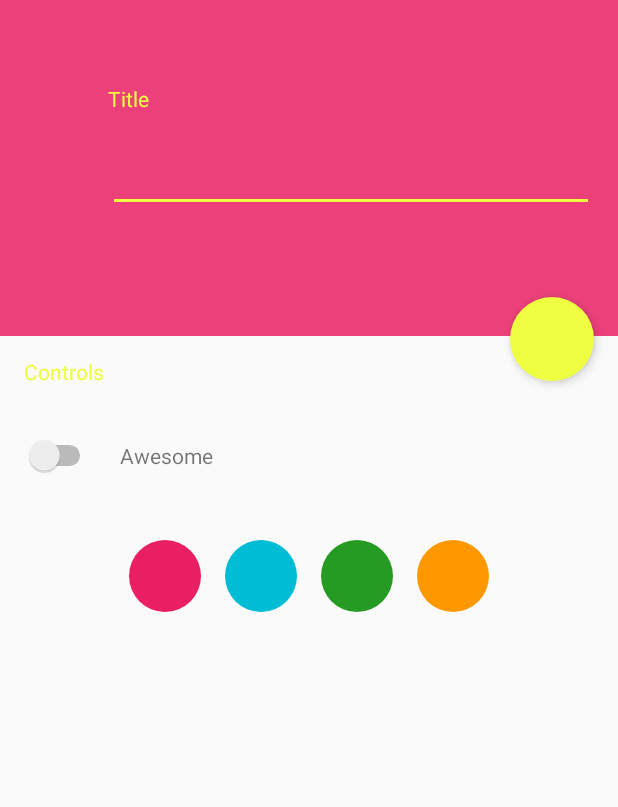
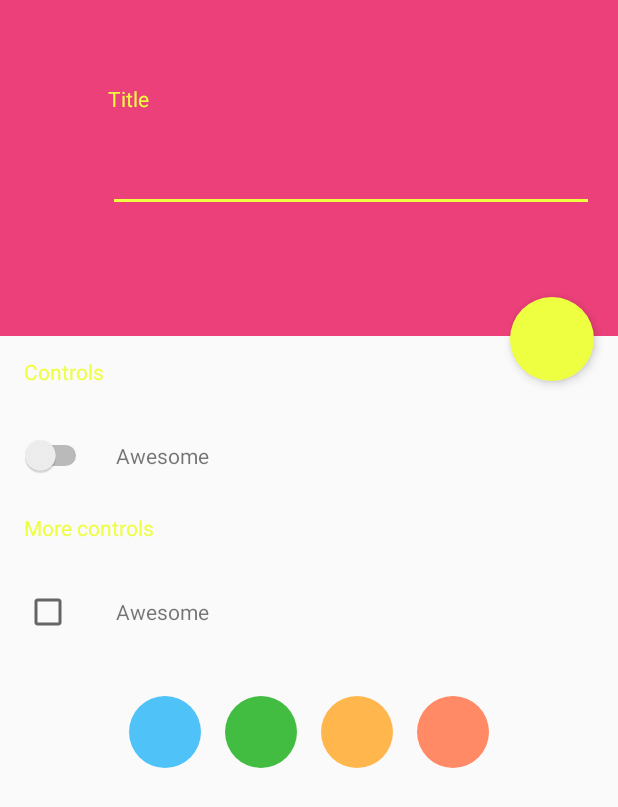
Before and after one commit to saulmm/Android-Material-Examples, an Android app: the screen it shows after launch (ColorActivity), after a tap on an icon or button, on a phone screen of 412 x 824 dp. Shown: the top 807 px of the screen. Run offline under Robolectric (Android 15) with nearby library versions, the phone set to English and light mode, and no system bars.

```diff
--- a/app/src/main/java/com/saulmm/material/Utils.java
+++ b/app/src/main/java/com/saulmm/material/Utils.java
@@ -1,11 +1,15 @@
 package com.saulmm.material;
 
+import android.animation.Animator;
+import android.animation.AnimatorListenerAdapter;
 import android.content.Context;
+import android.content.SharedPreferences;
 import android.graphics.Outline;
 import android.transition.Explode;
 import android.transition.Fade;
 import android.transition.Slide;
 import android.view.View;
+import android.view.ViewAnimationUtils;
 import android.view.Window;
 import android.view.animation.PathInterpolator;
 
@@ -38,4 +42,44 @@ public class Utils {
         }
         return result;
     }
+
+
+    public static void hideRevealEffect (final View v, int centerX, int centerY, int initialRadius) {
+
+        v.setVisibility(View.VISIBLE);
+
+        // create the animation (the final radius is zero)
+        Animator anim = ViewAnimationUtils.createCircularReveal(
+                v, centerX, centerY, initialRadius, 0);
+
+        anim.setDuration(350);
+
+        // make the view invisible when the animation is done
+        anim.addListener(new AnimatorListenerAdapter() {
+            @Override
+            public void onAnimationEnd(Animator animation) {
+                super.onAnimationEnd(animation);
+                v.setVisibility(View.INVISIBLE);
+            }
+        });
+
+        anim.start();
+    }
+
+    public static void showRevealEFfect (final View v, int centerX, int centerY, Animator.AnimatorListener lis) {
+
+        v.setVisibility(View.VISIBLE);
+
+        int height = v.getHeight();
+
+        Animator anim = ViewAnimationUtils.createCircularReveal(
+                v, centerX, centerY, 0, height);
+
+        anim.setDuration(350);
+
+        anim.addListener(lis);
+        anim.start();
+    }
+
+
 }
--- a/app/src/main/java/com/saulmm/material/activities/ColorActivity.java
+++ b/app/src/main/java/com/saulmm/material/activities/ColorActivity.java
@@ -16,6 +16,7 @@ import android.util.Pair;
 import android.util.TypedValue;
 import android.view.View;
 import android.view.ViewAnimationUtils;
+import android.widget.CheckBox;
 import android.widget.CompoundButton;
 import android.widget.Switch;
 
@@ -26,8 +27,6 @@ public class ColorActivity extends Activity {
 
     private SharedPreferences sharedpreferences;
     private View revealView;
-    private View circleHolder;
-    private View fabButton;
 
     @Override
     protected void onCreate(final Bundle savedInstanceState) {
@@ -36,37 +35,32 @@ public class ColorActivity extends Activity {
 
         // Set the saved theme
         sharedpreferences = getSharedPreferences("test", Context.MODE_PRIVATE);
-//        sharedpreferences.edit().clear().apply();
         setTheme(sharedpreferences.getInt("theme", R.style.AppTheme));
 
         setContentView(R.layout.activity_color);
 
         // Views
         Switch themeSwitch = (Switch) findViewById(R.id.theme_switch);
-        themeSwitch.setChecked(sharedpreferences.getBoolean("switch", false));
+        themeSwitch.setChecked(sharedpreferences.getBoolean(themeSwitch.getId()+"", false));
+        themeSwitch.setOnCheckedChangeListener(checkedListener);
+
+        CheckBox themeCheck = (CheckBox) findViewById(R.id.theme_check);
+        themeCheck.setChecked(sharedpreferences.getBoolean(themeCheck.getId()+"", false));
+        themeCheck.setOnCheckedChangeListener(checkedListener);
+
         revealView = findViewById(R.id.reveal_view);
-        fabButton = findViewById(R.id.fab_button);
-        circleHolder = findViewById(R.id.circle_holder);
 
-        themeSwitch.setOnCheckedChangeListener(new CompoundButton.OnCheckedChangeListener() {
-            @Override
-            public void onCheckedChanged(CompoundButton buttonView, boolean isChecked) {
-
-            // Save the state of the switch
-            SharedPreferences.Editor ed = sharedpreferences.edit();
-            ed.putInt("theme", (isChecked) ? R.style.Base_Theme_AppCompat : R.style.Base_Theme_AppCompat_Light);
-            ed.putBoolean("switch", isChecked);
-            ed.apply();
-            }
-        });
-
-        // Show the unreveal effect
+        // Show the unReveal effect
         final int cx = sharedpreferences.getInt("x", 0);
         final int cy = sharedpreferences.getInt("y", 0);
 
+        startHideRevealEffect(cx, cy);
+    }
+
+    private void startHideRevealEffect(final int cx, final int cy) {
+
         if (cx != 0 && cy != 0) {
-
-            // Show the unreveal effect when the view is attached to the window
+            // Show the unReveal effect when the view is attached to the window
             revealView.addOnAttachStateChangeListener(new View.OnAttachStateChangeListener() {
                 @Override
                 public void onViewAttachedToWindow(View v) {
@@ -76,80 +70,29 @@ public class ColorActivity extends Activity {
                     getTheme().resolveAttribute(android.R.attr.colorPrimary, outValue, true);
                     revealView.setBackgroundColor(outValue.data);
 
-                    hideRevealEffect(cx, cy);
+                    Utils.hideRevealEffect(revealView, cx, cy, 1920);
                 }
 
                 @Override
                 public void onViewDetachedFromWindow(View v) {}
             });
         }
-
-    }
-
-    public void showRevealEffect(View v, int primaryColor) {
-        revealView.setVisibility(View.VISIBLE);
-
-        int [] location = new int[2];
-        revealView.setBackgroundColor(primaryColor);
-        v.getLocationOnScreen(location);
-
-        int cx = (location[0] + (v.getWidth() / 2));
-        int cy = location[1] + (Utils.getStatusBarHeight(this) / 2);
-
-
-        SharedPreferences.Editor ed = sharedpreferences.edit();
-        ed.putInt("x", cx);
-        ed.putInt("y", cy);
-        ed.apply();
-
-        int height = revealView.getHeight();
-
-        Animator anim = ViewAnimationUtils.createCircularReveal(
-                revealView, cx, cy, 0, height);
-
-
-        anim.addListener(revealAnimationListener);
-                anim.start();
-
-        hideNavigationStatus();
     }
 
 
-    public void hideRevealEffect (int x, int y) {
+    private void hideNavigationStatus() {
 
-        revealView.setVisibility(View.VISIBLE);
-        int initialRadius = 1920;
-
-        // create the animation (the final radius is zero)
-        Animator anim = ViewAnimationUtils.createCircularReveal(
-                revealView, x, y, 1080, 0);
-
-        Log.d("WTF", "X: "+x+" Y: "+y+" - "+initialRadius);
-
-        // make the view invisible when the animation is done
-        anim.addListener(new AnimatorListenerAdapter() {
-            @Override
-            public void onAnimationEnd(Animator animation) {
-            super.onAnimationEnd(animation);
-            revealView.setVisibility(View.INVISIBLE);
-            }
-        });
-
-        anim.start();
-    }
-
-    private void hideNavigationStatus() {
         View decorView = getWindow().getDecorView();
 
         int uiOptions = View.SYSTEM_UI_FLAG_HIDE_NAVIGATION;
         decorView.setSystemUiVisibility(uiOptions);
     }
 
+
     Animator.AnimatorListener revealAnimationListener = new Animator.AnimatorListener() {
+
         @Override
-        public void onAnimationStart(Animator animation) {
-
-        }
+        public void onAnimationStart(Animator animation) {}
 
         @Override
         public void onAnimationEnd(Animator animation) {
@@ -159,28 +102,22 @@ public class ColorActivity extends Activity {
             startActivity(i);
             overridePendingTransition(0, 0);
             finish();
-
         }
 
         @Override
-        public void onAnimationCancel(Animator animation) {
-
-        }
+        public void onAnimationCancel(Animator animation) {}
 
         @Override
-        public void onAnimationRepeat(Animator animation) {
-
-
-        }
+        public void onAnimationRepeat(Animator animation) {}
     };
 
 
     public void view(View view) {
+
         int selectedTheme = 0;
         int primaryColor = 0;
 
         switch (view.getId()) {
-
             case R.id.circle1:
                 selectedTheme = R.style.theme1;
                 primaryColor = getResources().getColor(R.color.color_set_1_primary);
@@ -202,13 +139,32 @@ public class ColorActivity extends Activity {
                 break;
         }
 
+        int [] location = new int[2];
+        revealView.setBackgroundColor(primaryColor);
+        view.getLocationOnScreen(location);
 
-        showRevealEffect(view, primaryColor);
+        int cx = (location[0] + (view.getWidth() / 2));
+        int cy = location[1] + (Utils.getStatusBarHeight(this) / 2);
 
         SharedPreferences.Editor ed = sharedpreferences.edit();
+        ed.putInt("x", cx);
+        ed.putInt("y", cy);
         ed.putInt("theme", selectedTheme);
         ed.apply();
-//
-//
+
+        hideNavigationStatus();
+        Utils.showRevealEFfect(revealView, cx, cy, revealAnimationListener);
     }
+
+
+    CompoundButton.OnCheckedChangeListener checkedListener = new CompoundButton.OnCheckedChangeListener() {
+
+        @Override
+        public void onCheckedChanged(CompoundButton buttonView, boolean isChecked) {
+            SharedPreferences.Editor ed = sharedpreferences.edit();
+            ed.putInt("theme", (isChecked) ? R.style.Base_Theme_AppCompat : R.style.Base_Theme_AppCompat_Light);
+            ed.putBoolean(buttonView.getId()+"", isChecked);
+            ed.apply();
+        }
+    };
 }
--- a/app/src/main/res/layout/activity_color.xml
+++ b/app/src/main/res/layout/activity_color.xml
@@ -48,6 +48,7 @@
         </RelativeLayout>
 
 
+
     <LinearLayout
         android:layout_width="match_parent"
         android:layout_height="match_parent"
@@ -72,12 +73,44 @@
 
             <Switch
                 android:id="@+id/theme_switch"
-                android:layout_width="wrap_content"
+                android:layout_width="0dp"
+                android:layout_weight="1"
                 android:layout_height="wrap_content"
                 android:layout_gravity="center_vertical"/>
 
             <TextView
-                android:layout_width="wrap_content"
+                android:layout_width="0dp"
+                android:layout_weight="7"
+                android:layout_height="wrap_content"
+                android:text="Awesome"
+                android:layout_marginLeft="16dp"
+                android:layout_gravity="center_vertical"/>
+
+        </LinearLayout>
+
+        <TextView
+            android:layout_width="match_parent"
+            android:layout_height="48dp"
+            android:text="More controls"
+            android:textColor="?android:colorAccent"
+            android:gravity="center_vertical"/>
+
+        <LinearLayout
+            android:layout_width="match_parent"
+            android:layout_height="48dp"
+            android:layout_marginTop="8dp"
+            android:orientation="horizontal">
+
+            <CheckBox
+                android:id="@+id/theme_check"
+                android:layout_width="0dp"
+                android:layout_weight="1"
+                android:layout_height="wrap_content"
+                android:layout_gravity="center_vertical"/>
+
+            <TextView
+                android:layout_width="0dp"
+                android:layout_weight="7"
                 android:layout_height="wrap_content"
                 android:text="Awesome"
                 android:layout_marginLeft="16dp"
@@ -132,7 +165,6 @@
                 android:onClick="view"
                 android:background="@drawable/color4"/>
 
-
         </LinearLayout>
     </LinearLayout>
 
--- a/app/src/main/res/values-v21/styles.xml
+++ b/app/src/main/res/values-v21/styles.xml
@@ -6,7 +6,6 @@
 
         <!-- android theme colors -->
         <item name="android:colorPrimary">@color/theme_default_primary</item>
-        <item name="android:colorPrimaryDark">@color/theme_default_primary_dark</item>
         <item name="android:windowTranslucentStatus">true</item>
         <item name="android:windowTranslucentNavigation">true</item>
         <item name="android:colorControlActivated">@color/accent</item>
@@ -20,35 +19,29 @@
         <item name="drawerArrowStyle">@style/DrawerArrowStyle</item>
     </style>
 
-
     <style name="theme1" parent="AppTheme">
         <item name="android:colorPrimary">@color/color_set_1_primary</item>
-        <item name="android:colorPrimaryDark">@color/color_set_1_primary_dark</item>
         <item name="android:colorControlActivated">@color/color_set_1_accent</item>
         <item name="android:colorAccent">@color/color_set_1_accent</item>
     </style>
 
     <style name="theme2" parent="AppTheme">
         <item name="android:colorPrimary">@color/color_set_2_primary</item>
-        <item name="android:colorPrimaryDark">@color/color_set_2_primary_dark</item>
         <item name="android:colorControlActivated">@color/color_set_2_accent</item>
         <item name="android:colorAccent">@color/color_set_2_accent</item>
     </style>
 
     <style name="theme3" parent="AppTheme">
         <item name="android:colorPrimary">@color/color_set_3_primary</item>
-        <item name="android:colorPrimaryDark">@color/color_set_3_primary_dark</item>
         <item name="android:colorControlActivated">@color/color_set_3_accent</item>
         <item name="android:colorAccent">@color/color_set_3_accent</item>
     </style>
 
     <style name="theme4" parent="AppTheme">
         <item name="android:colorPrimary">@color/color_set_4_primary</item>
-        <item name="android:colorPrimaryDark">@color/color_set_4_primary_dark</item>
         <item name="android:colorControlActivated">@color/color_set_4_accent</item>
         <item name="android:colorAccent">@color/color_set_4_accent</item>
     </style>
-
 
     <style name="DrawerArrowStyle" parent="Widget.AppCompat.DrawerArrowToggle">
         <item name="spinBars">true</item>
@@ -63,6 +56,4 @@
     <style name="AppTheme2" parent="Theme.AppCompat.Light.NoActionBar">
         </style>
 
-
-
 </resources>
--- a/app/src/main/res/values/colors.xml
+++ b/app/src/main/res/values/colors.xml
@@ -4,26 +4,21 @@
     <!-- Theme colors -->
     <color name="theme_light">#F48FB1</color>
     <color name="theme_default_primary">#EC407A</color>
-    <color name="theme_default_primary_dark">#E91E63</color>
     <color name="theme_window_background">#2A2A2A</color>
     <color name="accent">#EEFF41</color>
     <color name="gray_row_color">#ff515252</color>
 
-    <color name="color_set_1_primary">#E91E63</color>
-    <color name="color_set_1_primary_dark">#C2185B</color>
-    <color name="color_set_1_accent">#00AEF9</color>
+    <color name="color_set_1_primary">#4fc3f7</color>
+    <color name="color_set_1_accent">#009688</color>
 
-    <color name="color_set_2_primary">#00bcd4</color>
-    <color name="color_set_2_primary_dark">#00acc1</color>
+    <color name="color_set_2_primary">#42bd41</color>
     <color name="color_set_2_accent">#673AB7</color>
 
-    <color name="color_set_3_primary">#259b24</color>
-    <color name="color_set_3_primary_dark">#0a8f08</color>
+    <color name="color_set_3_primary">#ffb74d</color>
     <color name="color_set_3_accent">#E91E63</color>
 
-    <color name="color_set_4_primary">#ff9800</color>
-    <color name="color_set_4_primary_dark">#fb8c00</color>
-    <color name="color_set_4_accent">#FF5722</color>
+    <color name="color_set_4_primary">#ff8a65</color>
+    <color name="color_set_4_accent">#d500f9</color>
 
 
 
```
